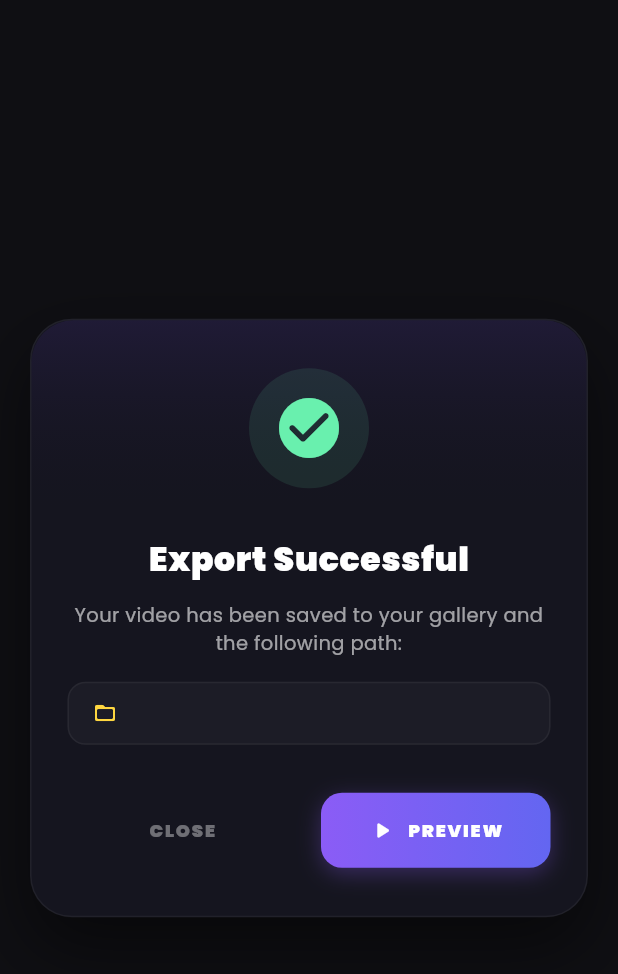
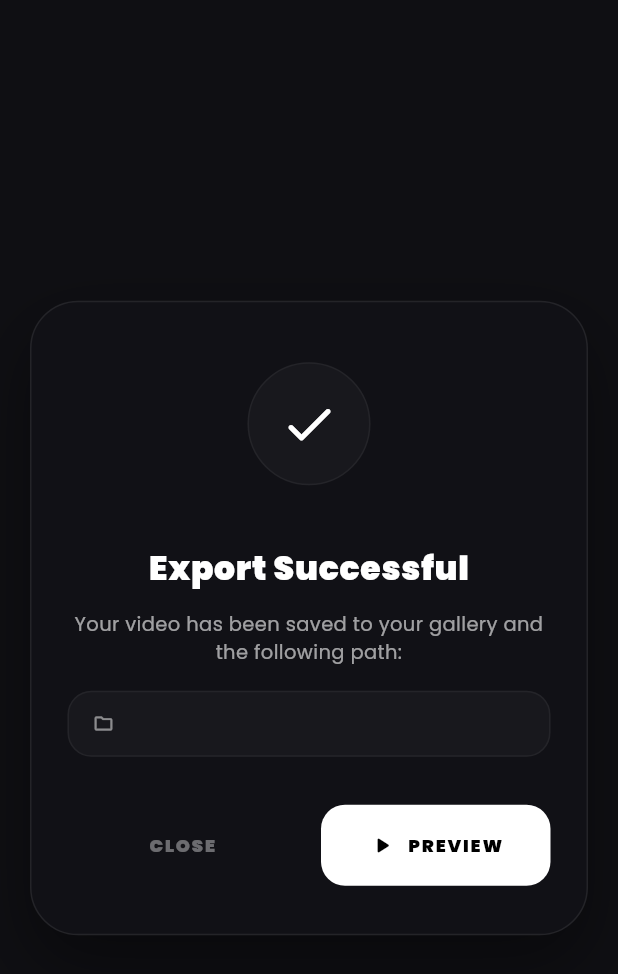
Before and after one commit to Trying-1/subtitlecomposer_android, a Flutter app: the ExportSuccessDialog widget shown alone on an empty page, opened directly with empty values, on a phone screen of 412 x 824 dp. Shown: the top 974 px of the screen. Run offline on Flutter 3.47's test engine with Material 3 defaults, Android fonts, the phone set to English and light mode, and no system bars; our stand-ins replace file_picker, hive, hive_flutter, image_picker, just_audio, video_player; accounts and stored records are empty; network calls fail.

Commit message:
check version16 log of firstprompt.txt

```diff
--- a/lib/widgets/dialogs/export_success_dialog.dart
+++ b/lib/widgets/dialogs/export_success_dialog.dart
@@ -1,6 +1,7 @@
 import 'package:flutter/material.dart';
 import 'package:provider/provider.dart';
 import '../../services/native_bridge.dart';
+import '../../screens/video_player_screen.dart';
 
 class ExportSuccessDialog extends StatelessWidget {
   final String videoPath;
@@ -10,6 +11,13 @@ class ExportSuccessDialog extends StatelessWidget {
     required this.videoPath,
   });
 
+  String _getFriendlyPath(String path) {
+    if (path.startsWith('content://')) {
+      return "Gallery / Movies / TypographyEditor";
+    }
+    return path;
+  }
+
   @override
   Widget build(BuildContext context) {
     return Dialog(
@@ -17,12 +25,12 @@ class ExportSuccessDialog extends StatelessWidget {
       insetPadding: const EdgeInsets.symmetric(horizontal: 20, vertical: 24),
       child: Container(
         decoration: BoxDecoration(
-          color: const Color(0xFF15151F),
-          borderRadius: BorderRadius.circular(28),
-          border: Border.all(color: Colors.white.withOpacity(0.05)),
+          color: const Color(0xFF111116),
+          borderRadius: BorderRadius.circular(32),
+          border: Border.all(color: Colors.white.withOpacity(0.08)),
           boxShadow: [
             BoxShadow(
-              color: Colors.black.withOpacity(0.5),
+              color: Colors.black.withOpacity(0.4),
               blurRadius: 40,
               offset: const Offset(0, 20),
             ),
@@ -31,31 +39,21 @@ class ExportSuccessDialog extends StatelessWidget {
         child: Column(
           mainAxisSize: MainAxisSize.min,
           children: [
-            // Header with Gradient Icon
+            // Header with Monochrome Icon
             Container(
-              padding: const EdgeInsets.symmetric(vertical: 32),
-              decoration: BoxDecoration(
-                gradient: LinearGradient(
-                  colors: [
-                    Colors.deepPurpleAccent.withOpacity(0.1),
-                    Colors.transparent,
-                  ],
-                  begin: Alignment.topCenter,
-                  end: Alignment.bottomCenter,
-                ),
-                borderRadius: const BorderRadius.vertical(top: Radius.circular(28)),
-              ),
+              padding: const EdgeInsets.symmetric(vertical: 40),
               child: Center(
                 child: Container(
-                  padding: const EdgeInsets.all(16),
+                  padding: const EdgeInsets.all(20),
                   decoration: BoxDecoration(
-                    color: Colors.greenAccent.withOpacity(0.1),
+                    color: Colors.white.withOpacity(0.03),
                     shape: BoxShape.circle,
+                    border: Border.all(color: Colors.white.withOpacity(0.05)),
                   ),
                   child: const Icon(
-                    Icons.check_circle_rounded,
-                    color: Colors.greenAccent,
-                    size: 48,
+                    Icons.check_rounded,
+                    color: Colors.white,
+                    size: 40,
                   ),
                 ),
               ),
@@ -87,23 +85,24 @@ class ExportSuccessDialog extends StatelessWidget {
 
                   // Path Container
                   Container(
-                    padding: const EdgeInsets.symmetric(horizontal: 16, vertical: 12),
+                    padding: const EdgeInsets.symmetric(horizontal: 16, vertical: 14),
                     decoration: BoxDecoration(
                       color: Colors.white.withOpacity(0.03),
-                      borderRadius: BorderRadius.circular(12),
+                      borderRadius: BorderRadius.circular(16),
                       border: Border.all(color: Colors.white.withOpacity(0.05)),
                     ),
                     child: Row(
                       children: [
-                        const Icon(Icons.folder_open_rounded, color: Colors.amberAccent, size: 16),
+                        Icon(Icons.folder_outlined, color: Colors.white.withOpacity(0.5), size: 14),
                         const SizedBox(width: 12),
                         Expanded(
                           child: Text(
-                            videoPath,
-                            style: const TextStyle(
-                              color: Colors.white38,
+                            _getFriendlyPath(videoPath),
+                            style: TextStyle(
+                              color: Colors.white.withOpacity(0.4),
                               fontSize: 10,
-                              fontFamily: 'monospace',
+                              fontWeight: FontWeight.w600,
+                              letterSpacing: 0.5,
                             ),
                             maxLines: 1,
                             overflow: TextOverflow.ellipsis,
@@ -142,29 +141,25 @@ class ExportSuccessDialog extends StatelessWidget {
                       Expanded(
                         child: Container(
                           decoration: BoxDecoration(
-                            borderRadius: BorderRadius.circular(14),
-                            gradient: const LinearGradient(
-                              colors: [Color(0xFF8B5CF6), Color(0xFF6366F1)],
-                            ),
-                            boxShadow: [
-                              BoxShadow(
-                                color: const Color(0xFF8B5CF6).withOpacity(0.3),
-                                blurRadius: 12,
-                                offset: const Offset(0, 4),
-                              ),
-                            ],
+                            borderRadius: BorderRadius.circular(16),
+                            color: Colors.white,
                           ),
                           child: ElevatedButton(
                             onPressed: () {
-                              NativeBridge().openVideoFile(videoPath);
+                              Navigator.push(
+                                context,
+                                MaterialPageRoute(
+                                  builder: (context) => VideoPlayerScreen(videoPath: videoPath),
+                                ),
+                              );
                             },
                             style: ElevatedButton.styleFrom(
                               backgroundColor: Colors.transparent,
-                              foregroundColor: Colors.white,
+                              foregroundColor: Colors.black,
                               shadowColor: Colors.transparent,
-                              padding: const EdgeInsets.symmetric(vertical: 16),
+                              padding: const EdgeInsets.symmetric(vertical: 18),
                               shape: RoundedRectangleBorder(
-                                borderRadius: BorderRadius.circular(14),
+                                borderRadius: BorderRadius.circular(16),
                               ),
                             ),
                             child: const Row(
--- a/pubspec.yaml
+++ b/pubspec.yaml
@@ -43,6 +43,7 @@ dependencies:
   uuid: ^4.5.3
   image_picker: ^1.1.2
   hive_flutter: ^1.1.0
+  video_player: ^2.10.1
 
 dev_dependencies:
   flutter_test:
```
Also changed, not shown: firstprompt.txt (+8 -1 lines), lib/screens/editor_screen.dart (+26 -1 lines), lib/screens/video_player_screen.dart (added, +304 -0 lines), lib/widgets/controls/tabs/common/common_controls.dart (+9 -12 lines), pubspec.lock.
